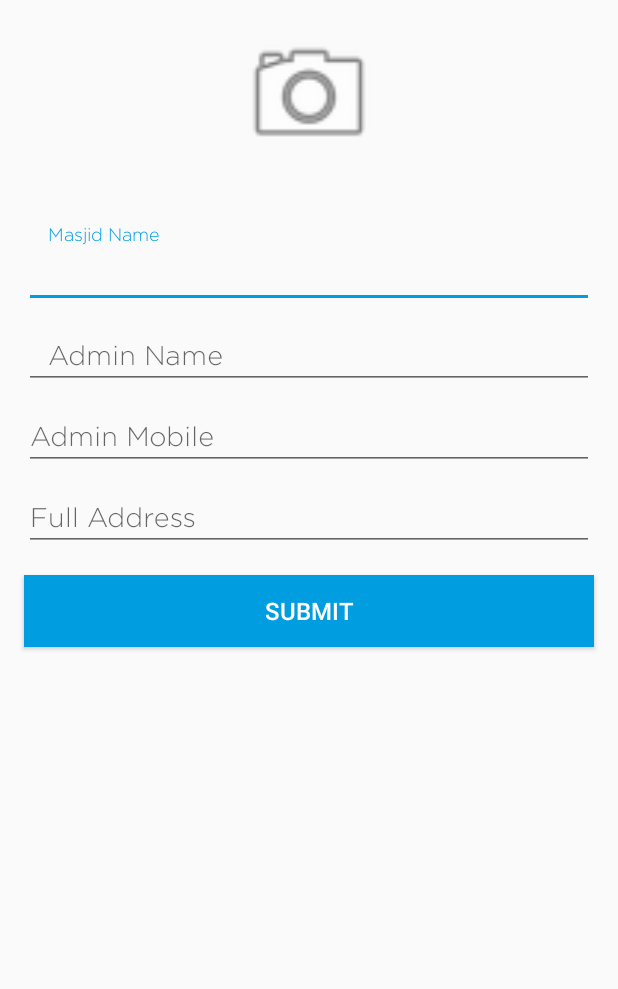
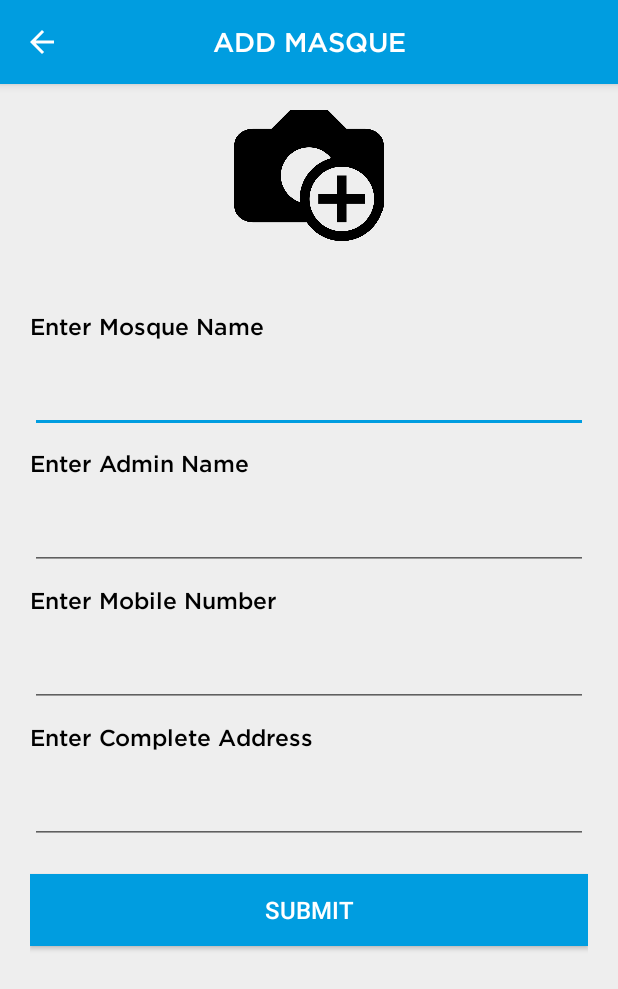
Before and after one commit to noman-iu/MyLocator, an Android app: the AddMosqueActivity screen opened directly, with no data from a screen before it, on a phone screen of 412 x 824 dp. Shown: the top 989 px of the screen. Run offline under Robolectric (Android 15) with nearby library versions, the phone set to English and light mode, and no system bars; our stand-ins replace ButterKnife, CircleImageView; 3 statements that could not run were skipped.

Commit message:
Worked on Add MOsque UI

```diff
--- a/app/src/main/AndroidManifest.xml
+++ b/app/src/main/AndroidManifest.xml
@@ -41,13 +41,13 @@
         <activity
             android:name=".activity.HomeActivity"
             android:theme="@style/AppTheme.NoActionBar">
+        </activity>
 
-        </activity>
         <activity
             android:name=".activity.AddMosqueActivity"
-            android:theme="@style/AppTheme.NoActionBar">
+            android:parentActivityName=".activity.HomeActivity">
+        </activity>
 
-        </activity>
         <activity
             android:name=".activity.LoginActivity"
             android:screenOrientation="portrait"
--- a/app/src/main/java/com/example/shadabazamfarooqui/mylocator/activity/AddMosqueActivity.java
+++ b/app/src/main/java/com/example/shadabazamfarooqui/mylocator/activity/AddMosqueActivity.java
@@ -5,18 +5,23 @@ import android.app.AlertDialog;
 import android.content.DialogInterface;
 import android.content.Intent;
 import android.graphics.Bitmap;
+import android.graphics.Color;
+import android.graphics.drawable.ColorDrawable;
 import android.net.Uri;
 import android.os.Bundle;
 import android.provider.MediaStore;
 import android.support.annotation.NonNull;
 import android.support.annotation.Nullable;
+import android.support.v7.app.ActionBar;
 import android.support.v7.app.AppCompatActivity;
 import android.util.Log;
+import android.view.Gravity;
 import android.view.View;
 import android.view.ViewGroup.LayoutParams;
 import android.widget.EditText;
 import android.widget.ImageView;
 import android.widget.LinearLayout;
+import android.widget.TextView;
 
 import com.example.shadabazamfarooqui.mylocator.R;
 import com.google.android.gms.common.ConnectionResult;
@@ -50,8 +55,8 @@ public class AddMosqueActivity extends AppCompatActivity implements GoogleApiCli
         super.onCreate(savedInstanceState);
         //overridePendingTransition(R.anim.fade_in,R.anim.fade_out);
         setContentView(R.layout.activity_add_mosque);
-
         ButterKnife.bind(this);
+        initActionbar();
         mGoogleApiClient = new GoogleApiClient
                 .Builder(this)
                 .addApi(Places.GEO_DATA_API)
@@ -79,6 +84,25 @@ public class AddMosqueActivity extends AppCompatActivity implements GoogleApiCli
                 dialog();
             }
         });
+    }
+
+    private void initActionbar() {
+        ActionBar actionBar = getSupportActionBar();
+        View viewActionBar = getLayoutInflater().inflate(R.layout.action_bar_tittle_text_layout, null);
+        ActionBar.LayoutParams params = new ActionBar.LayoutParams(//Center the textview in the ActionBar !
+                ActionBar.LayoutParams.WRAP_CONTENT,
+                ActionBar.LayoutParams.MATCH_PARENT,
+                Gravity.CENTER);
+        actionBar.setBackgroundDrawable(new ColorDrawable(Color.parseColor("#009DE0")));
+        actionBar.setDisplayHomeAsUpEnabled(true);
+        actionBar.setDisplayOptions(ActionBar.DISPLAY_SHOW_CUSTOM);
+        actionBar.setCustomView(viewActionBar, params);
+        TextView actionbarTitle = (TextView) viewActionBar.findViewById(R.id.actionbar_textview);
+        actionbarTitle.setText("ADD MASQUE");
+        actionBar.setDisplayShowCustomEnabled(true);
+        actionBar.setDisplayShowTitleEnabled(false);
+        actionBar.setDisplayHomeAsUpEnabled(true);
+        actionBar.setHomeButtonEnabled(true);
     }
 
     void dialog() {
--- /dev/null
+++ b/app/src/main/res/drawable/background_img.xml
@@ -0,0 +1,7 @@
+<?xml version="1.0" encoding="utf-8"?>
+<selector xmlns:android="http://schemas.android.com/apk/res/android">
+    <item android:state_pressed="true"
+        android:drawable="@drawable/pressed" />
+    <item  android:state_focused="false"
+        android:drawable="@drawable/normal_img" />
+</selector>
--- /dev/null
+++ b/app/src/main/res/drawable/normal_img.xml
@@ -0,0 +1,4 @@
+<?xml version="1.0" encoding="UTF-8"?>
+<shape xmlns:android="http://schemas.android.com/apk/res/android">
+    <solid android:color="#EEEEEE"/>
+</shape>
--- a/app/src/main/res/layout/activity_add_mosque.xml
+++ b/app/src/main/res/layout/activity_add_mosque.xml
@@ -3,6 +3,7 @@
     xmlns:tools="http://schemas.android.com/tools"
     android:layout_width="match_parent"
     android:layout_height="match_parent"
+    android:background="#EEEEEE"
     android:gravity="center_horizontal"
     android:orientation="vertical"
     tools:context=".activity.LoginActivity">
@@ -12,116 +13,140 @@
         android:layout_height="match_parent">
 
         <LinearLayout
-            android:orientation="vertical"
             android:layout_width="match_parent"
-            android:layout_height="match_parent">
+            android:layout_height="match_parent"
+            android:layout_marginLeft="20dp"
+            android:layout_marginRight="20dp"
+            android:orientation="vertical">
 
             <LinearLayout
-                android:orientation="vertical"
                 android:layout_width="match_parent"
-                android:layout_height="151dp">
+                android:layout_height="151dp"
+                android:orientation="vertical">
 
                 <ImageView
-                    android:layout_width="match_parent"
-                    android:layout_height="94dp"
-                    app:srcCompat="@android:drawable/ic_menu_camera"
                     android:id="@+id/camraIcon"
+                    android:layout_width="100dp"
+                    android:layout_height="90dp"
+                    android:layout_gravity="center"
                     android:layout_marginTop="@dimen/activity_horizontal_margin"
-                   />
+                    android:background="@drawable/background_img"
+                    android:src="@drawable/camera" />
 
             </LinearLayout>
 
             <LinearLayout
-                android:orientation="vertical"
                 android:layout_width="match_parent"
                 android:layout_height="match_parent"
-                android:layout_weight="0.35">
+                android:orientation="vertical">
+
+                <com.example.shadabazamfarooqui.mylocator.utils.BuzzTextView
+                    style="@style/Gotham_Medium"
+                    android:layout_width="match_parent"
+                    android:layout_height="wrap_content"
+                    android:text="Enter Mosque Name"
+                    android:textColor="#000"
+                    android:textSize="15sp" />
 
                 <android.support.design.widget.TextInputLayout
+                    android:id="@+id/inputLayoutMosqueName"
                     android:layout_width="match_parent"
-                    android:paddingLeft="@dimen/activity_horizontal_margin"
-                    android:paddingRight="@dimen/activity_horizontal_margin"
                     android:layout_height="wrap_content">
 
                     <com.example.shadabazamfarooqui.mylocator.utils.BuzzEditText
+                        android:id="@+id/mosque_name"
                         android:layout_width="match_parent"
                         android:layout_height="wrap_content"
-                        android:inputType="textPersonName"
-                        android:paddingLeft="@dimen/activity_horizontal_margin"
-                        android:paddingRight="@dimen/activity_horizontal_margin"
-                        android:ems="10"
-                        android:id="@+id/masjidName"
-                        android:layout_weight="1"
-                        android:hint="Masjid Name" />
+                        android:minHeight="50dp"
+                        android:padding="10dp"
+                        android:textSize="16sp" />
 
                 </android.support.design.widget.TextInputLayout>
 
+                <com.example.shadabazamfarooqui.mylocator.utils.BuzzTextView
+                    style="@style/Gotham_Medium"
+                    android:layout_width="match_parent"
+                    android:layout_height="wrap_content"
+                    android:text="Enter Admin Name"
+                    android:layout_marginTop="10dp"
+                    android:textColor="#000"
+                    android:textSize="15sp" />
+
                 <android.support.design.widget.TextInputLayout
+                    android:id="@+id/inputLayoutAdminName"
                     android:layout_width="match_parent"
-                    android:paddingLeft="@dimen/activity_horizontal_margin"
-                    android:paddingRight="@dimen/activity_horizontal_margin"
                     android:layout_height="wrap_content">
 
                     <com.example.shadabazamfarooqui.mylocator.utils.BuzzEditText
-                        android:id="@+id/adminName"
+                        android:id="@+id/admin_name"
                         android:layout_width="match_parent"
                         android:layout_height="wrap_content"
-                        android:paddingLeft="@dimen/activity_horizontal_margin"
-                        android:paddingRight="@dimen/activity_horizontal_margin"
-                        android:ems="10"
-                        android:hint="Admin Name"
-                        android:inputType="textPersonName" />
+                        android:minHeight="50dp"
+                        android:padding="10dp"
+                        android:textSize="16sp" />
 
                 </android.support.design.widget.TextInputLayout>
 
+
+                <com.example.shadabazamfarooqui.mylocator.utils.BuzzTextView
+                    style="@style/Gotham_Medium"
+                    android:layout_width="match_parent"
+                    android:layout_height="wrap_content"
+                    android:layout_marginTop="10dp"
+                    android:text="Enter Mobile Number"
+                    android:textColor="#000"
+                    android:textSize="15sp" />
+
                 <android.support.design.widget.TextInputLayout
+                    android:id="@+id/inputLayoutMobileNumber"
                     android:layout_width="match_parent"
-                    android:paddingLeft="@dimen/activity_horizontal_margin"
-                    android:paddingRight="@dimen/activity_horizontal_margin"
                     android:layout_height="wrap_content">
 
                     <com.example.shadabazamfarooqui.mylocator.utils.BuzzEditText
+                        android:id="@+id/mobile_number"
                         android:layout_width="match_parent"
                         android:layout_height="wrap_content"
-                        android:inputType="phone"
-                        android:ems="10"
-                        android:id="@+id/adminMobile"
-                        android:layout_weight="1"
-                        android:hint="Admin Mobile"
-                        android:maxLength="10"
-                        android:phoneNumber="true" />
+                        android:minHeight="50dp"
+                        android:padding="10dp"
+                        android:textSize="16sp" />
+
                 </android.support.design.widget.TextInputLayout>
 
+                <com.example.shadabazamfarooqui.mylocator.utils.BuzzTextView
+                    style="@style/Gotham_Medium"
+                    android:layout_width="match_parent"
+                    android:layout_height="wrap_content"
+                    android:layout_marginTop="10dp"
+                    android:text="Enter Complete Address"
+                    android:textColor="#000"
+                    android:textSize="15sp" />
+
                 <android.support.design.widget.TextInputLayout
+                    android:id="@+id/inputLayoutName"
                     android:layout_width="match_parent"
-                    android:paddingLeft="@dimen/activity_horizontal_margin"
-                    android:paddingRight="@dimen/activity_horizontal_margin"
                     android:layout_height="wrap_content">
 
                     <com.example.shadabazamfarooqui.mylocator.utils.BuzzEditText
                         android:id="@+id/address"
                         android:layout_width="match_parent"
                         android:layout_height="wrap_content"
-                        android:layout_weight="1"
-                        android:ems="10"
-                        android:hint="Full Address"
-                        android:inputType="textMultiLine" />
+                        android:minHeight="50dp"
+                        android:padding="10dp"
+                        android:textSize="16sp" />
 
                 </android.support.design.widget.TextInputLayout>
 
                 <Button
-                    android:text="Submit"
+                    android:id="@+id/submit"
                     android:layout_width="match_parent"
                     android:layout_height="wrap_content"
-                    android:id="@+id/submit"
-                    android:textSize="16dp"
+                    android:layout_marginBottom="@dimen/activity_horizontal_margin"
+                    android:layout_marginTop="20dp"
                     android:background="@drawable/background"
+                    android:elevation="0dp"
+                    android:text="Submit"
                     android:textColor="@color/white"
-                    android:layout_marginRight="@dimen/activity_horizontal_margin"
-                    android:layout_marginLeft="@dimen/activity_horizontal_margin"
-                    android:layout_marginTop="@dimen/activity_vertical_margin"
-                    android:layout_marginBottom="@dimen/activity_horizontal_margin"
-                    android:elevation="0dp" />
+                    android:textSize="16dp" />
 
             </LinearLayout>
         </LinearLayout>
--- a/app/src/main/res/layout/activity_sign_up.xml
+++ b/app/src/main/res/layout/activity_sign_up.xml
@@ -126,8 +126,8 @@
                         android:layout_width="match_parent"
                         android:layout_height="wrap_content"
                         android:inputType="textPassword"
+                        android:minHeight="50dp"
                         android:padding="10dp"
-                        android:minHeight="50dp"
                         android:textSize="16sp" />
 
                 </android.support.design.widget.TextInputLayout>
@@ -160,8 +160,8 @@
                         android:layout_width="match_parent"
                         android:layout_height="wrap_content"
                         android:inputType="textPassword"
+                        android:minHeight="50dp"
                         android:padding="10dp"
-                        android:minHeight="50dp"
                         android:textSize="16sp" />
 
                 </android.support.design.widget.TextInputLayout>
--- a/app/src/main/res/values/attr.xml
+++ b/app/src/main/res/values/attr.xml
@@ -11,4 +11,24 @@
 
     <declare-styleable name="BuzzFonts">
         <attr name="fontType"/>
-    </declare-styleable></resources>
+    </declare-styleable>
+
+
+    <declare-styleable name="CircleImageView">
+        <attr name="civ_border_width" format="dimension" />
+        <attr name="civ_border_color" format="color" />
+        <attr name="civ_border_overlay" format="boolean" />
+        <attr name="civ_fill_color" format="color" />
+    </declare-styleable>
+
+    <!-- Declare custom theme attributes that allow changing which styles are
+         used for button bars depending on the API level.
+         ?android:attr/buttonBarStyle is new as of API 11 so this is
+         necessary to support previous API levels. -->
+    <declare-styleable name="ButtonBarContainerTheme">
+        <attr name="metaButtonBarStyle" format="reference" />
+        <attr name="metaButtonBarButtonStyle" format="reference" />
+    </declare-styleable>
+
+
+</resources>
```
